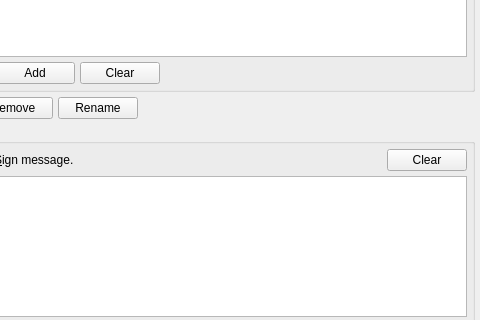
Before: the Qt Designer form UI/rosetta.ui in xloem/spot-on-svn, drawn with Qt 5; both pictures show x 325 to 805 and y 112 to 432 of the 805 by 695 pixel window.
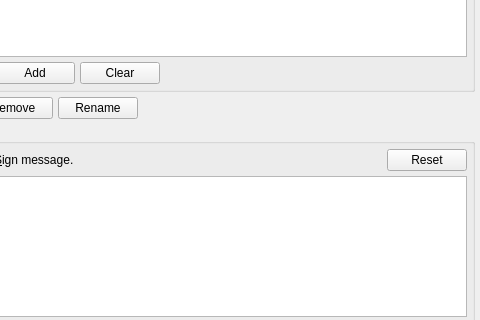
After: the same form once the commit is applied. Icons and pictures are not drawn.

```diff
--- a/UI/rosetta.ui
+++ b/UI/rosetta.ui
@@ -297,7 +297,7 @@
           <item>
            <widget class="QPushButton" name="clearInput">
             <property name="text">
-             <string>Clear</string>
+             <string>Reset</string>
             </property>
            </widget>
           </item>
```
